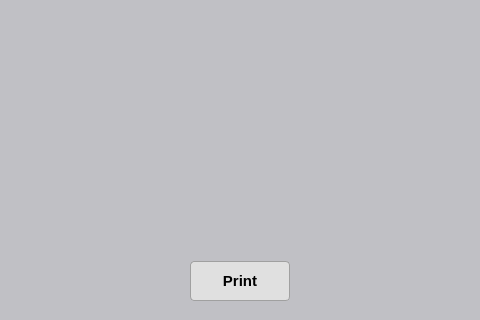
Hauh4444/WIS-Accuracy-Data-Analytics, file ui/emp_hours_window.ui: the form before one commit; both pictures show x 85 to 565 and y 326 to 646 of the 650 by 646 pixel window.
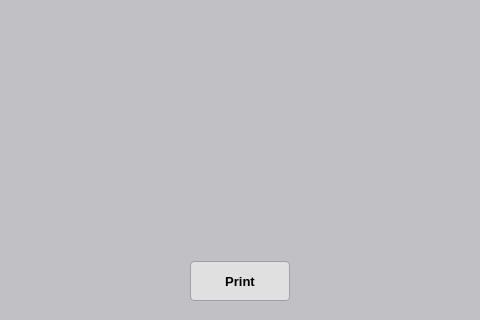
The form after the commit.

What changed in the file:
```diff
--- a/ui/emp_hours_window.ui
+++ b/ui/emp_hours_window.ui
@@ -18,7 +18,7 @@
     background-color: #c0c0c5;
     color: #000000; 
     font-family: &quot;Segoe UI&quot;, &quot;Arial&quot;, sans-serif;
-    font-size: 11pt;
+    font-size: 10pt;
 }
 
 QScrollArea {
```
Left out of the diff: 17 changed lines with no effect on the pictures.
